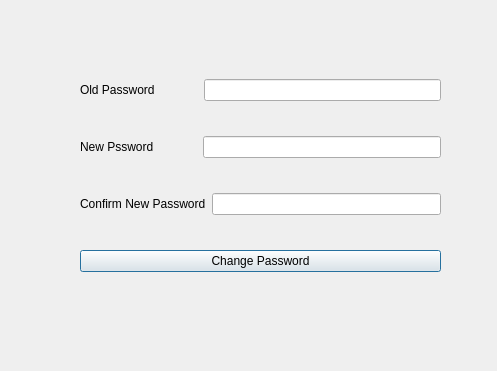
Before: the Qt Designer form Login_MY_FINAL/window_changepassword.ui in Nilsae/LibraryManagementSystem, drawn with Qt 5.
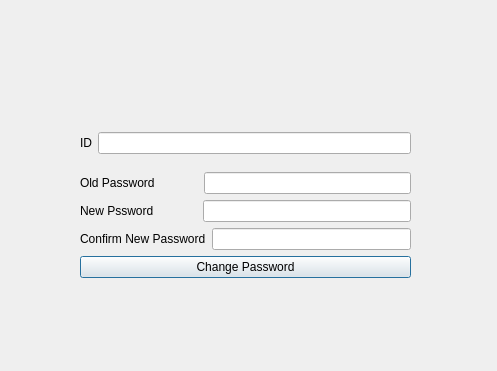
After: the same form once the commit is applied.

Diff of the .ui file:
```diff
--- a/Login_MY_FINAL/window_changepassword.ui
+++ b/Login_MY_FINAL/window_changepassword.ui
@@ -13,15 +13,31 @@
   <property name="windowTitle">
    <string>Dialog</string>
   </property>
-  <widget class="QWidget" name="layoutWidget">
+  <widget class="QWidget" name="">
    <property name="geometry">
     <rect>
      <x>80</x>
-     <y>50</y>
-     <width>361</width>
-     <height>251</height>
+     <y>120</y>
+     <width>331</width>
+     <height>171</height>
     </rect>
    </property>
+   <layout class="QVBoxLayout" name="verticalLayout_2">
+    <item>
+     <layout class="QHBoxLayout" name="horizontalLayout_4">
+      <item>
+       <widget class="QLabel" name="label">
+        <property name="text">
+         <string>ID</string>
+        </property>
+       </widget>
+      </item>
+      <item>
+       <widget class="QLineEdit" name="lineEdit_MemberId"/>
+      </item>
+     </layout>
+    </item>
+    <item>
    <layout class="QVBoxLayout" name="verticalLayout">
     <item>
      <layout class="QHBoxLayout" name="horizontalLayout">
@@ -71,6 +87,8 @@
        <string>Change Password</string>
       </property>
      </widget>
+      </item>
+     </layout>
     </item>
    </layout>
   </widget>
```
Lines whose indentation alone changed are shown as unchanged.
